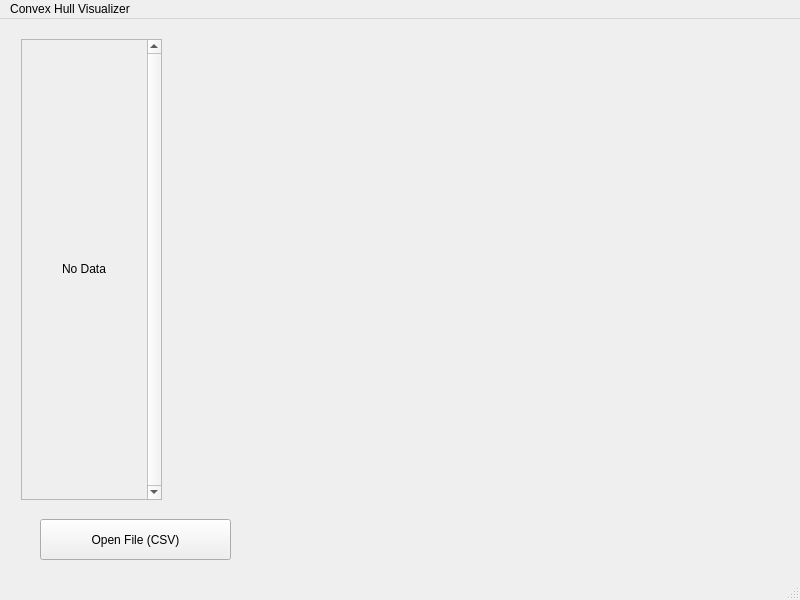
The window that dialog.ui (jma02/graham-scan-visualizer) describes before a commit, drawn with Qt 5.
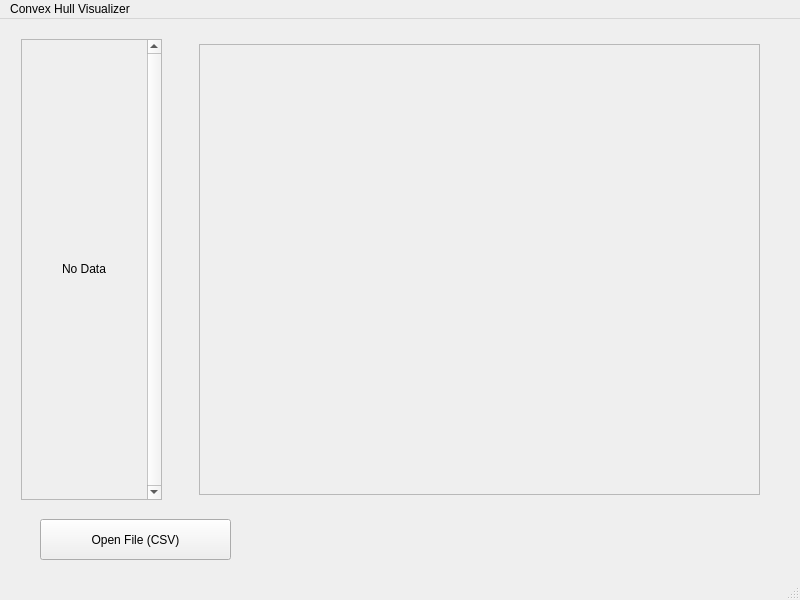
The same window after the commit.

The edit to the form file:
```diff
--- a/dialog.ui
+++ b/dialog.ui
@@ -80,6 +80,9 @@
     <property name="autoFillBackground">
      <bool>true</bool>
     </property>
+    <property name="frameShape">
+     <enum>QFrame::StyledPanel</enum>
+    </property>
     <property name="text">
      <string/>
     </property>
```
